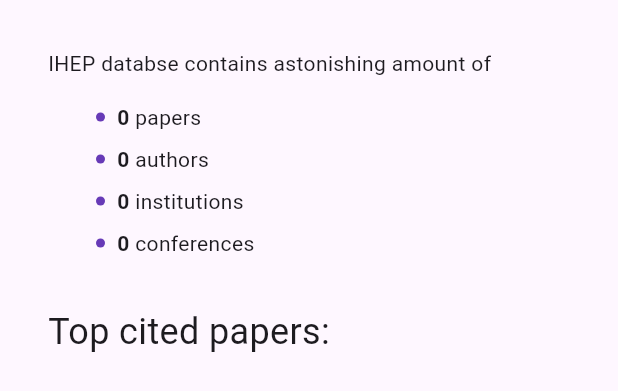
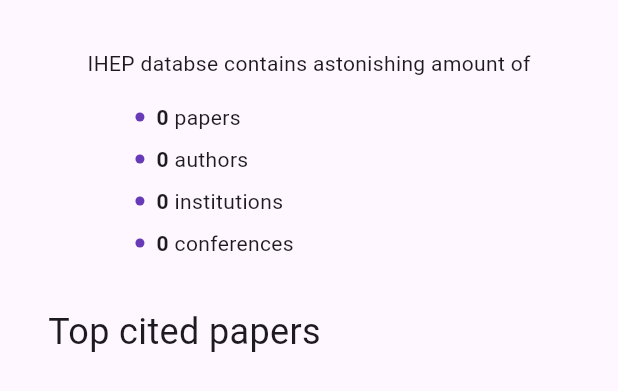
Before and after one commit to papeye/i-hep, a Flutter app: the _DashboardViewBody widget shown alone on an empty page, opened directly with empty values, on a phone screen of 412 x 824 dp. Shown: the top 391 px of the screen. Run offline on Flutter 3.47's test engine with Material 3 defaults, Android fonts, the phone set to English and light mode, and no system bars; our stand-ins replace flutter_bloc, flutter_hooks, go_router; network calls fail.

Commit message:
update read me, increase number of top cited papers to show

```diff
--- a/lib/blocs/dashboard_bloc.dart
+++ b/lib/blocs/dashboard_bloc.dart
@@ -20,7 +20,7 @@ class DashboardBloc extends Bloc<PaperEvent, DashboardState> {
 
           final conferences = await _papersRepo.getTotalConferencesCount();
 
-          final topCited = await _papersRepo.getTopCitedPapers(size: 3);
+          final topCited = await _papersRepo.getTopCitedPapers(size: 10);
 
           final data = DashboardData(
             totalPapersCount: papersCount,
--- a/lib/views/home_screen/dashboard_view.dart
+++ b/lib/views/home_screen/dashboard_view.dart
@@ -40,7 +40,8 @@ class _DashboardViewBody extends StatelessWidget {
     return ListView(
       padding: const EdgeInsets.all(32),
       children: [
-        Column(
+        Center(
+          child: Column(
             crossAxisAlignment: CrossAxisAlignment.start,
             children: [
               const Text('IHEP databse contains astonishing amount of'),
@@ -71,9 +72,10 @@ class _DashboardViewBody extends StatelessWidget {
               ),
             ],
           ),
+        ),
         const SizedBox(height: 32),
         const Text(
-          'Top cited papers:',
+          'Top cited papers',
           style: TextStyle(fontSize: 24),
         ),
         const SizedBox(height: 16),
```
Also changed, not shown: 1 other file. Lines whose indentation alone changed are shown as unchanged.
